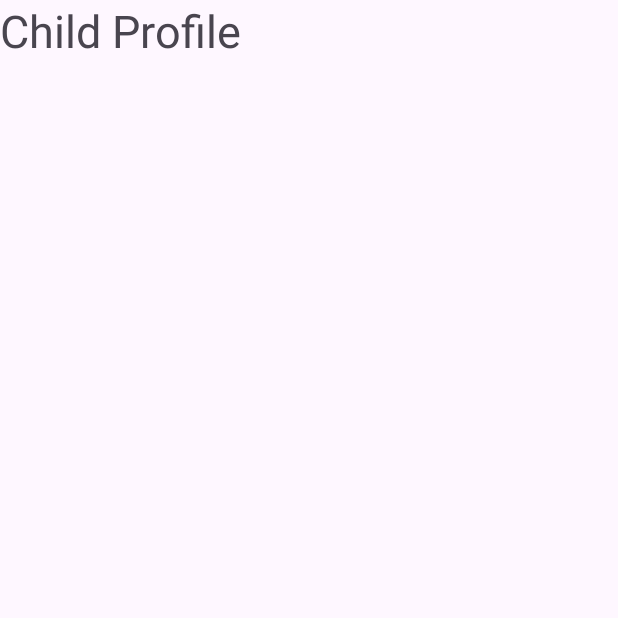
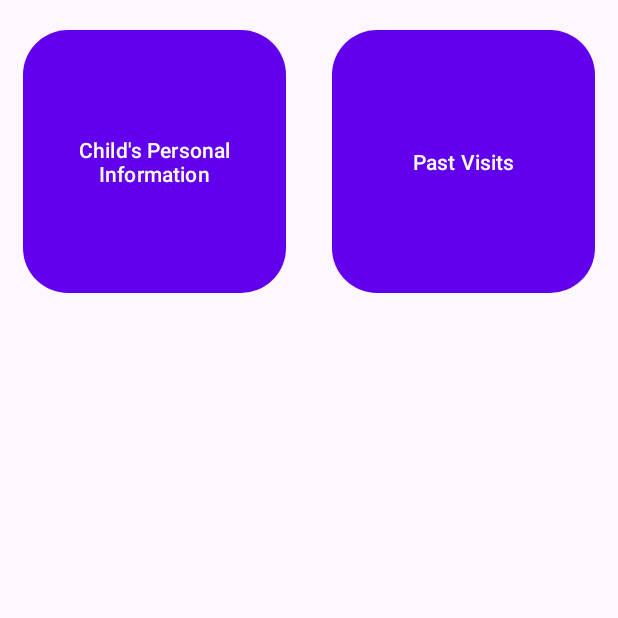
Before and after one commit to u1228507/Quokka_App_V2, an Android app: the fragment ChildProfileFragment shown on its own in the app's theme, on a phone screen of 412 x 824 dp, the top half of it. Run offline under Robolectric (Android 15) with nearby library versions, the phone set to English and light mode, and no system bars.

Commit message:
added buttons

```diff
--- a/app/src/main/java/com/example/quokka_app/ui/patientprofilehome/ChildProfileFragment.kt
+++ b/app/src/main/java/com/example/quokka_app/ui/patientprofilehome/ChildProfileFragment.kt
@@ -1,10 +1,48 @@
 package com.example.quokka_app.ui.patientprofilehome
 
 
+import android.os.Bundle
+import android.view.LayoutInflater
+import android.view.View
+import android.view.ViewGroup
 import androidx.fragment.app.Fragment
 import com.example.quokka_app.R
+import com.example.quokka_app.databinding.FragmentChildProfileBinding
+import com.example.quokka_app.databinding.FragmentMotherProfileBinding
 
 
 class ChildProfileFragment : Fragment(R.layout.fragment_child_profile) {
 
+    private lateinit var binding: FragmentChildProfileBinding
+    private val motherPersonalInfoFragment = ChildPersonalInfoFragment()
+    private val pastVisitsFragment: PastVisitsFragment = PastVisitsFragment()
+
+    override fun onCreateView(
+        inflater: LayoutInflater,
+        container: ViewGroup?,
+        savedInstanceState: Bundle?
+    ): View {
+        binding = FragmentChildProfileBinding.inflate(inflater, container, false)
+        val view = binding.root
+        val patientId = arguments?.getString("patientId") ?: ""
+
+        val personalInformationButton = binding.patientprofileshomeButtonPersonalinformationChild
+        val pastVisitsButton = binding.patientprofileshomeButtonPastvisitsChild
+
+        personalInformationButton.setOnClickListener {
+            parentFragmentManager.beginTransaction()
+                .replace(R.id.patientprofilehome_fragmentContainer, motherPersonalInfoFragment)
+                .addToBackStack(null)
+                .commit()
+        }
+
+        pastVisitsButton.setOnClickListener {
+            parentFragmentManager.beginTransaction()
+                .replace(R.id.patientprofilehome_fragmentContainer, pastVisitsFragment)
+                .addToBackStack(null)
+                .commit()
+        }
+
+        return view
+    }
 }
--- a/app/src/main/res/layout/fragment_child_profile.xml
+++ b/app/src/main/res/layout/fragment_child_profile.xml
@@ -1,15 +1,72 @@
 <?xml version="1.0" encoding="utf-8"?>
-<androidx.constraintlayout.widget.ConstraintLayout xmlns:android="http://schemas.android.com/apk/res/android"
+<RelativeLayout
+    xmlns:android="http://schemas.android.com/apk/res/android"
+    xmlns:app="http://schemas.android.com/apk/res-auto"
     xmlns:tools="http://schemas.android.com/tools"
     android:layout_width="match_parent"
     android:layout_height="match_parent">
 
-    <TextView
-        android:id="@+id/textView4"
-        android:layout_width="wrap_content"
-        android:layout_height="wrap_content"
-        android:text="Child Profile"
-        android:textSize="30dp"
-        android:gravity="center"
-        tools:ignore="MissingConstraints" />
-</androidx.constraintlayout.widget.ConstraintLayout>
+    <ScrollView
+        android:layout_width="match_parent"
+        android:layout_height="match_parent"
+        tools:ignore="UselessParent">
+
+        <androidx.constraintlayout.widget.ConstraintLayout
+            android:layout_width="match_parent"
+            android:layout_height="wrap_content">
+
+            <androidx.constraintlayout.widget.ConstraintLayout
+                android:layout_width="0dp"
+                android:layout_height="wrap_content"
+                android:id="@+id/topRowLayout"
+                app:layout_constraintTop_toTopOf="parent"
+                app:layout_constraintStart_toStartOf="parent"
+                app:layout_constraintEnd_toEndOf="parent">
+
+                <!-- Personal Information -->
+                <Button
+                    android:id="@+id/patientprofileshome_button_personalinformation_child"
+                    android:layout_width="0dp"
+                    android:layout_height="0dp"
+                    android:layout_marginTop="20dp"
+                    android:layout_marginStart="15dp"
+                    android:layout_marginEnd="15dp"
+                    android:text="Child's Personal Information"
+                    app:layout_constraintStart_toStartOf="parent"
+                    app:layout_constraintTop_toTopOf="parent"
+                    app:layout_constraintEnd_toStartOf="@+id/guideline1"
+                    app:layout_constraintDimensionRatio="1:1"
+                    android:background="@drawable/patientprofilehome_button_background2"/>
+
+                <androidx.constraintlayout.widget.Guideline
+                    android:id="@+id/guideline1"
+                    android:layout_width="wrap_content"
+                    android:layout_height="wrap_content"
+                    android:orientation="vertical"
+                    app:layout_constraintGuide_percent="0.5" />
+
+                <!-- Past Visits -->
+                <Button
+                    android:id="@+id/patientprofileshome_button_pastvisits_child"
+                    android:layout_width="0dp"
+                    android:layout_height="0dp"
+                    android:layout_marginStart="15dp"
+                    android:layout_marginEnd="15dp"
+                    android:layout_marginTop="20dp"
+                    android:text="@string/patientprofileshome_button_pastvisits"
+                    app:layout_constraintStart_toEndOf="@+id/guideline1"
+                    app:layout_constraintEnd_toEndOf="parent"
+                    app:layout_constraintTop_toTopOf="parent"
+                    app:layout_constraintDimensionRatio="1:1"
+                    android:background="@drawable/patientprofilehome_button_background2"/>
+            </androidx.constraintlayout.widget.ConstraintLayout>
+
+
+
+
+
+
+
+        </androidx.constraintlayout.widget.ConstraintLayout>
+    </ScrollView>
+</RelativeLayout>
```
